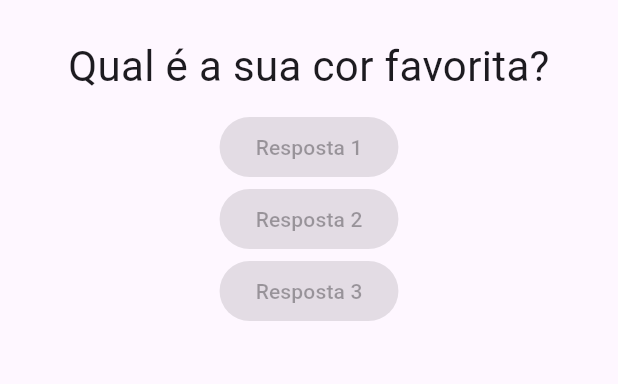
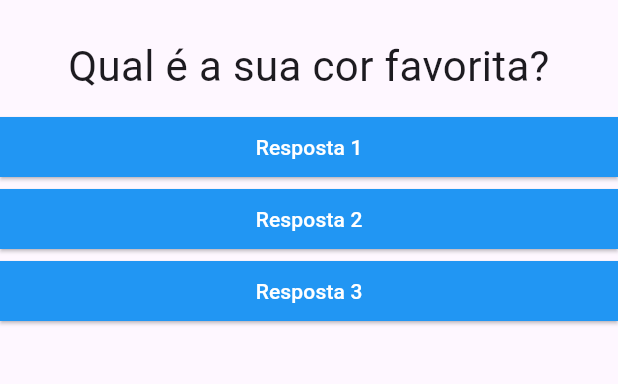
Before and after one commit to LucasLimaAmaral/Projeto_perguntas, a Flutter app: the screen it shows after launch, on a phone screen of 412 x 824 dp, the part 63-447 px from its top. Run offline on Flutter 3.47's test engine with Material 3 defaults, Android fonts, the phone set to English and light mode, and no system bars.

Commit message:
leve estilização dos botoes

```diff
--- a/lib/main.dart
+++ b/lib/main.dart
@@ -62,6 +62,7 @@ class _PerguntaAppState extends State<PerguntaApp>{
 class PerguntaApp extends StatefulWidget{
   const PerguntaApp({super.key});
 
+  @override
   _PerguntaAppState createState(){
     return _PerguntaAppState();
   }
--- a/lib/resposta.dart
+++ b/lib/resposta.dart
@@ -8,9 +8,20 @@ class Resposta extends StatelessWidget {
   @override
   Widget build(BuildContext context) {
     return Container(
+      width: double.infinity,
+
       child: ElevatedButton(
-              onPressed:null,
-              child: Text(texto)
+        onPressed: () => {},
+
+        style: ElevatedButton.styleFrom(
+          backgroundColor: Colors.blue,
+          foregroundColor: Colors.white,
+          shape: RoundedRectangleBorder(
+            borderRadius: BorderRadius.circular(0), // Bordas arredondadas
+          )
+        ),
+        child: Text(texto),
+
       ),
     );
   }
```
